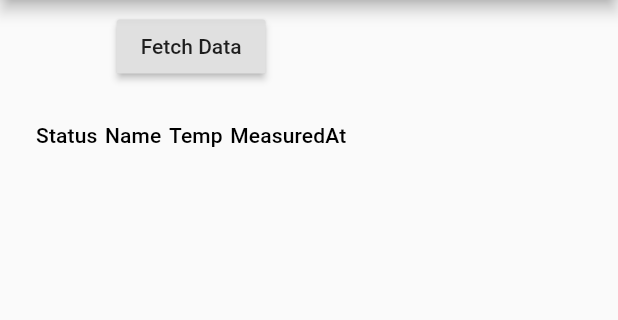
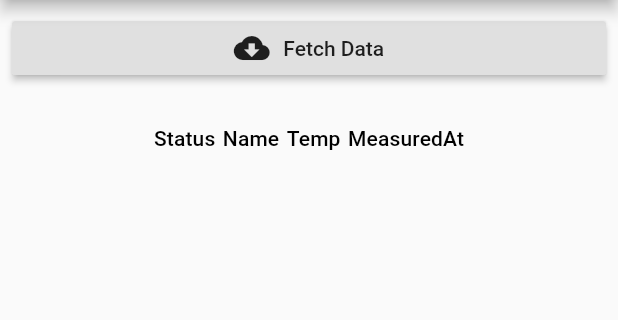
Before and after one commit to rohanthewiz/kitty_mon_flutter, a Flutter app: the screen it shows after launch, on a phone screen of 412 x 824 dp, the part 84-404 px from its top. Run offline on Flutter 3.47's test engine with Material 2 defaults, Android fonts, the phone set to English and light mode, and no system bars.

Commit message:
Add icon to Fetch button

```diff
--- a/lib/views/readings.dart
+++ b/lib/views/readings.dart
@@ -9,7 +9,8 @@ class Readings extends StatefulWidget {
 }
 
 class _ReadingsState extends State<Readings> {
-  var _apiUrl = 'http://gonotes.net:9080/api/v1/l/8';
+  static const numOfReadings = 18;
+  var _apiUrl = 'http://gonotes.net:9080/api/v1/l/$numOfReadings';
   List<Reading> list = List();
   var isLoading = false;
 
@@ -17,11 +18,10 @@ class _ReadingsState extends State<Readings> {
     setState(() {
       isLoading = true;
     });
-    final response =
-    await http.get(_apiUrl);
+    final response = await http.get(_apiUrl);
     if (response.statusCode == 200) {
       list = (json.decode(response.body) as List)
-          .map((data) => new Reading.fromJson(data))
+          .map((data) => Reading.fromJson(data))
           .toList();
       setState(() {
         isLoading = false;
@@ -40,9 +40,19 @@ class _ReadingsState extends State<Readings> {
     return Column(
       children: <Widget>[
         Padding(
-            padding: const EdgeInsets.all(7.0),
+            padding: const EdgeInsets.all(8.0),
             child: RaisedButton(
-              child: new Text("Fetch Data"),
+              child:
+              Row(
+                mainAxisAlignment: MainAxisAlignment.center,
+                children: <Widget>[
+                  Icon(Icons.cloud_download),
+                  Padding(
+                      padding: EdgeInsets.only(left: 9.0),
+                      child: Text("Fetch Data")
+                  ),
+                ],
+              ),
               onPressed: _fetchData,
             )),
 
```
